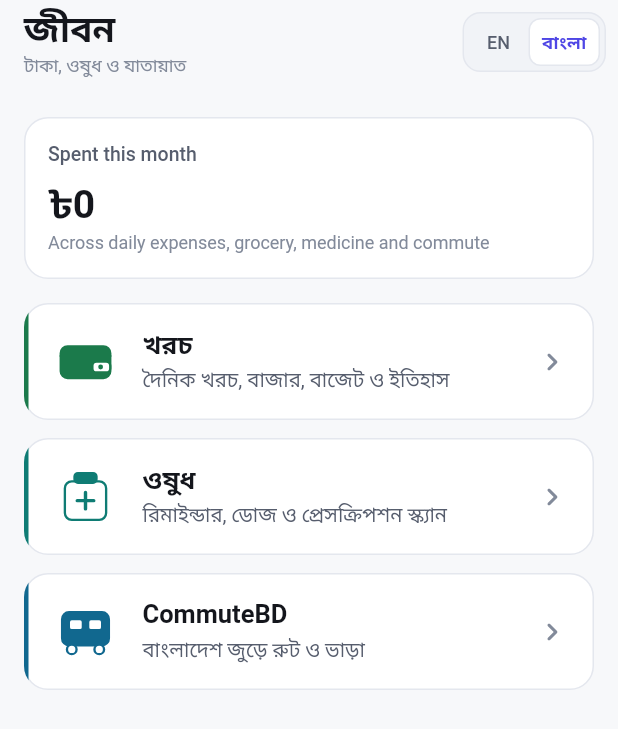
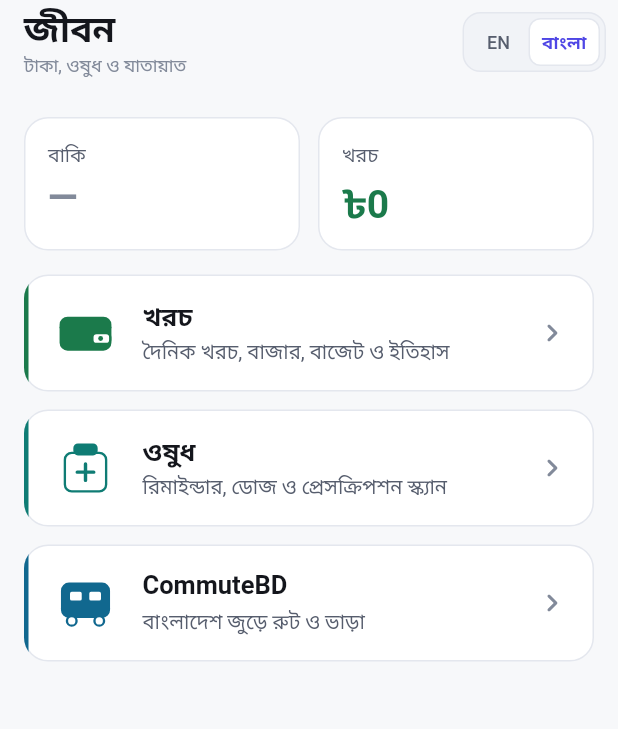
Before and after one commit to NehalLabib77/EkThikana, a Flutter app: the LifeScreen screen opened directly, after a tap on "বাংলা", on a phone screen of 412 x 824 dp. Shown: the top 729 px of the screen. Run offline on Flutter 3.47's test engine with Material 3 defaults, Android fonts, the phone set to English and light mode, and no system bars; our stand-ins replace cloud_firestore, connectivity_plus, file_picker, firebase_auth, firebase_core, flutter_local_notifications and 8 more; missing offline and left inert: pdfrx; accounts and stored records are empty.

Commit message:
fix: expense equal cards, plan null timestamp, group chat optimistic UI, life side-by-side summary

```diff
--- a/flutter_app/lib/features/life/presentation/expense/expense_screen.dart
+++ b/flutter_app/lib/features/life/presentation/expense/expense_screen.dart
@@ -172,7 +172,9 @@ class _OverviewTabState extends State<_OverviewTab> {
 
                 return Column(
                   children: [
-                    Row(
+                    IntrinsicHeight(
+                      child: Row(
+                        crossAxisAlignment: CrossAxisAlignment.stretch,
                         children: [
                           Expanded(
                             child: _RemainingSummaryCard(
@@ -196,6 +198,7 @@ class _OverviewTabState extends State<_OverviewTab> {
                             ),
                           ),
                         ],
+                      ),
                     ),
                     if (!hasBudget) ...[
                       const SizedBox(height: GochanoSpacing.sm),
--- a/flutter_app/lib/features/life/presentation/life_screen.dart
+++ b/flutter_app/lib/features/life/presentation/life_screen.dart
@@ -16,6 +16,7 @@ import '../../../core/design_system/gochano_typography.dart';
 import '../../../core/localization/gochano_language.dart';
 import '../../../core/page_route.dart';
 import '../../../models/financial_transaction.dart';
+import '../../../services/api_service.dart';
 import '../../../services/financial_service.dart';
 import '../../../shared/widgets/gochano_surfaces.dart';
 import '../../../widgets/language_toggle.dart';
@@ -91,25 +92,110 @@ class LifeScreen extends StatelessWidget {
   }
 }
 
-/// This month's total, read from the same central ledger as everywhere else.
-class _MonthSummary extends StatelessWidget {
+/// This month's remaining and spent, read from the same central ledger as
+/// everywhere else. Shown side-by-side so the student sees both numbers
+/// at a glance without opening Expense.
+class _MonthSummary extends StatefulWidget {
   const _MonthSummary();
 
   @override
+  State<_MonthSummary> createState() => _MonthSummaryState();
+}
+
+class _MonthSummaryState extends State<_MonthSummary> {
+  late Future<Map<String, dynamic>> _budget;
+
+  @override
+  void initState() {
+    super.initState();
+    _budget = ApiService.getRemaining(DateTime.now());
+  }
+
+  @override
   Widget build(BuildContext context) {
+    final colors = context.colors;
+
     return StreamBuilder<List<FinancialTransactionModel>>(
       stream: FinancialService.monthStream(DateTime.now()),
       builder: (context, snapshot) {
         final summary = FinancialSummary.fromTransactions(
           snapshot.data ?? const <FinancialTransactionModel>[],
         );
-        return StatCard(
-          label: GochanoLanguage.text('Spent this month', 'এই মাসে খরচ'),
-          value: formatTaka(summary.totalSpending),
-          caption: GochanoLanguage.text(
-            'Across daily expenses, grocery, medicine and commute',
-            'দৈনিক খরচ, বাজার, ওষুধ ও যাতায়াত মিলিয়ে',
-          ),
+        final spent = summary.totalSpending;
+
+        return FutureBuilder<Map<String, dynamic>>(
+          future: _budget,
+          builder: (context, budgetSnap) {
+            final available =
+                (budgetSnap.data?['available'] as num?)?.toDouble();
+            final remaining =
+                (budgetSnap.data?['remaining'] as num?)?.toDouble();
+            final hasBudget = available != null && available > 0;
+            final avail = hasBudget ? available : 0.0;
+            final rem = hasBudget ? (remaining ?? avail) : null;
+            final overspent = rem != null && rem < 0;
+
+            return IntrinsicHeight(
+              child: Row(
+                crossAxisAlignment: CrossAxisAlignment.stretch,
+                children: [
+                  Expanded(
+                    child: AppCard(
+                      padding: const EdgeInsets.all(GochanoSpacing.md),
+                      child: Column(
+                        crossAxisAlignment: CrossAxisAlignment.start,
+                        mainAxisSize: MainAxisSize.min,
+                        children: [
+                          Text(
+                            GochanoLanguage.text('Remaining', 'বাকি'),
+                            style: context.type.label,
+                            maxLines: 1,
+                            overflow: TextOverflow.ellipsis,
+                          ),
+                          const SizedBox(height: GochanoSpacing.xxs),
+                          Text(
+                            rem != null ? formatTaka(rem) : '—',
+                            style: context.type.statistic.copyWith(
+                              color: overspent
+                                  ? colors.error
+                                  : hasBudget
+                                      ? colors.success
+                                      : colors.textTertiary,
+                            ),
+                          ),
+                          if (hasBudget) ...[
+                            const SizedBox(height: GochanoSpacing.xs),
+                            ClipRRect(
+                              borderRadius: BorderRadius.circular(4),
+                              child: LinearProgressIndicator(
+                                value: avail <= 0
+                                    ? 0.0
+                                    : ((avail - (rem ?? 0)) / avail)
+                                        .clamp(0.0, 1.0),
+                                minHeight: 5,
+                                backgroundColor: colors.surfaceVariant,
+                                color: overspent
+                                    ? colors.error
+                                    : colors.expense,
+                              ),
+                            ),
+                          ],
+                        ],
+                      ),
+                    ),
+                  ),
+                  const SizedBox(width: GochanoSpacing.sm),
+                  Expanded(
+                    child: StatCard(
+                      label: GochanoLanguage.text('Spent', 'খরচ'),
+                      value: formatTaka(spent),
+                      accent: colors.expense,
+                    ),
+                  ),
+                ],
+              ),
+            );
+          },
         );
       },
     );
```
Also changed, not shown: flutter_app/lib/features/community/presentation/group_chat_view.dart (+31 -7 lines), flutter_app/lib/features/study/presentation/planner/plan_view.dart (+20 -8 lines), 1 other file. Lines whose indentation alone changed are shown as unchanged.
